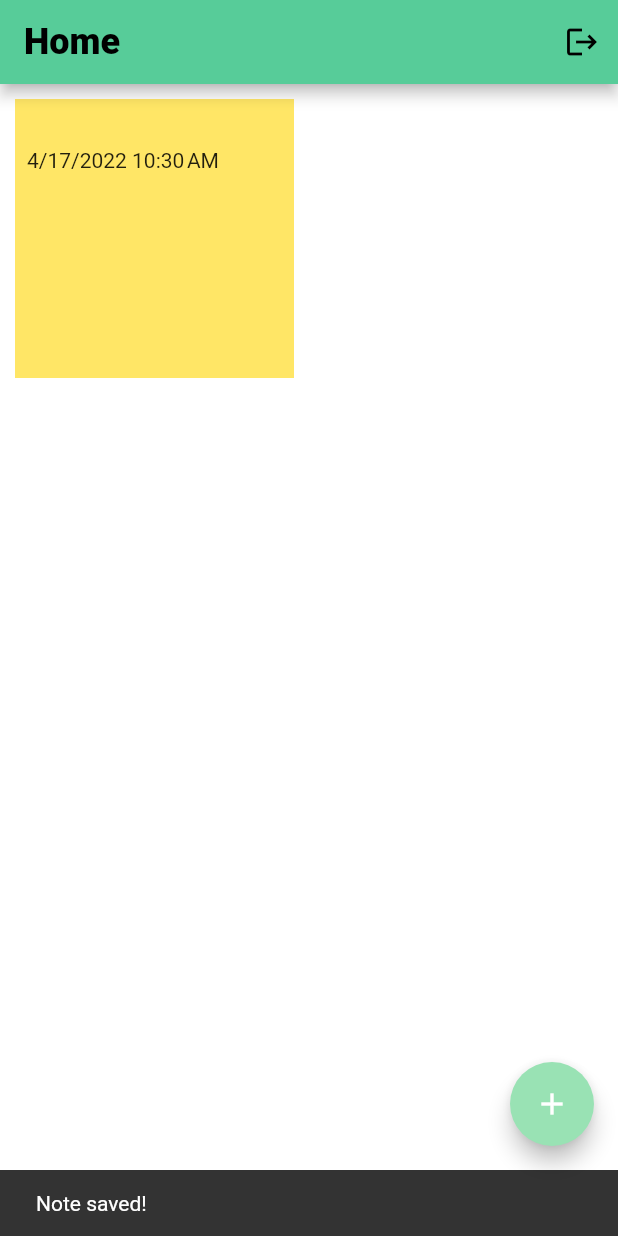
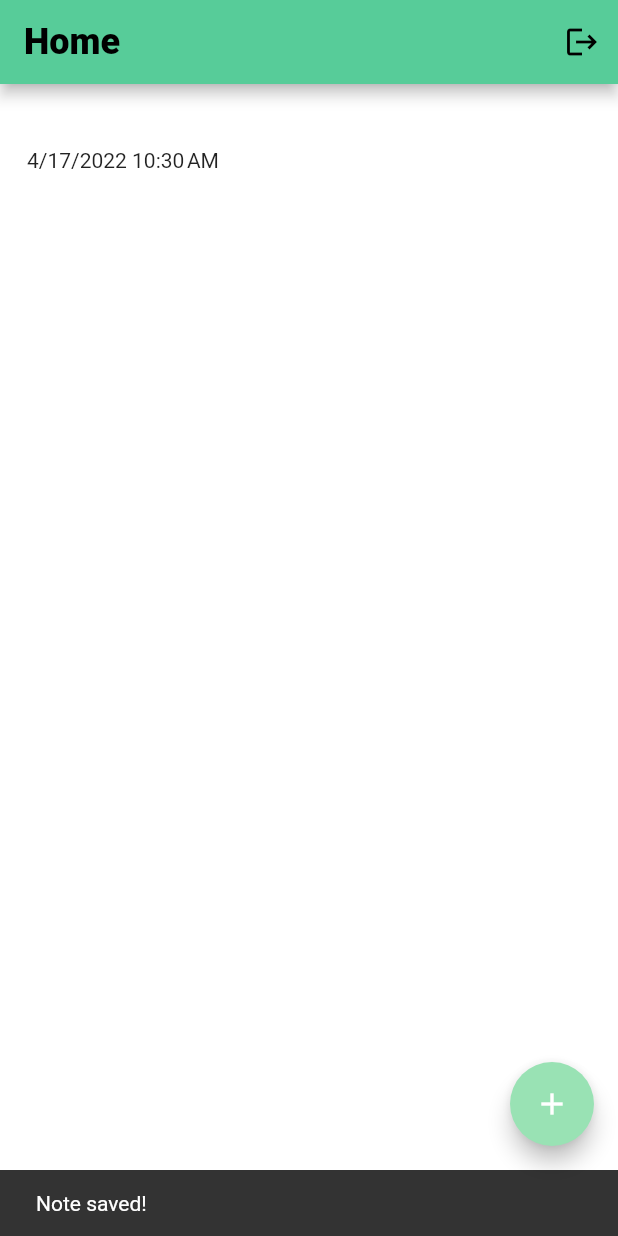
Before and after one commit to jzandag/flutter_notes_app, a Flutter app: the NoteForm screen opened directly, after a tap on "Save Note", on a phone screen of 412 x 824 dp. Run offline on Flutter 3.47's test engine with Material 2 defaults, Android fonts, the phone set to English and light mode, and no system bars; our stand-ins replace cloud_firestore, firebase_auth, firebase_core, flutter_hooks, flutter_spinkit, hooks_riverpod; accounts and stored records are empty.

Commit message:
Add notechange notifier and choosing of note color

```diff
--- a/lib/common/common.dart
+++ b/lib/common/common.dart
@@ -14,7 +14,8 @@ class Constants {
   static const secondaryMainColor = Color(0xff57cc99);
 
   static const List<Color> notesColorList = [
-    Color(0xffffe666), // yellow
+    Color(0xffffffff), // white
+    Color(0xfffdfd96), // yellow
     Color(0xfff5c27d), // orange
     Color(0xfff6cebf), // pink
     Color(0xffe3b7d2), // violet
--- a/lib/providers/general_providers.dart
+++ b/lib/providers/general_providers.dart
@@ -2,6 +2,7 @@ import 'package:cloud_firestore/cloud_firestore.dart';
 import 'package:firebase_auth/firebase_auth.dart';
 import 'package:flutter_notes_app/controller/auth_controller.dart';
 import 'package:flutter_notes_app/model/UserModel.dart';
+import 'package:flutter_notes_app/providers/note_change_notifier.dart';
 import 'package:flutter_notes_app/repository/auth_repository.dart';
 import 'package:flutter_notes_app/repository/note_repository.dart';
 import 'package:hooks_riverpod/hooks_riverpod.dart';
@@ -24,3 +25,7 @@ final authControllerProvider =
     StateNotifierProvider<AuthController, UserModel?>(
   (ref) => AuthController(ref.read),
 );
+
+final noteChangeNotifier = ChangeNotifierProvider((ref) {
+  return NoteFormChangeNotifier();
+});
--- a/lib/screens/home/home_screen.dart
+++ b/lib/screens/home/home_screen.dart
@@ -1,6 +1,5 @@
 import 'package:flutter/material.dart';
 import 'package:flutter_notes_app/controller/note_controller.dart';
-import 'package:flutter_notes_app/model/UserData.dart';
 import 'package:flutter_notes_app/model/note.dart';
 import 'package:flutter_notes_app/providers/general_providers.dart';
 import 'package:flutter_notes_app/screens/home/note_form.dart';
@@ -14,11 +13,11 @@ class HomeScreen extends HookConsumerWidget {
   @override
   Widget build(BuildContext context, WidgetRef ref) {
     final authControllerState = ref.read(authControllerProvider.notifier);
-    UserData usrData = sampleUserData();
+    final noteProvider = ref.watch(noteChangeNotifier);
     final userNotes = ref.watch(noteControllerProvider);
 
     return Scaffold(
-      appBar: AppBar(title: Text("Home"), actions: [
+      appBar: AppBar(title: const Text("Home"), actions: [
         IconButton(
           onPressed: () async {
             await authControllerState.signOut();
@@ -63,16 +62,4 @@ class HomeScreen extends HookConsumerWidget {
       ),
     );
   }
-
-  UserData sampleUserData() {
-    UserData usr = new UserData(uid: 'hello');
-    usr.data = [
-      Note(note: 'sample'),
-      Note(note: 'sample2'),
-      Note(note: 'sample3'),
-      Note(note: 'sampl4'),
-      Note(note: 'sample5'),
-    ];
-    return usr;
-  }
 }
--- /dev/null
+++ b/lib/screens/home/note_color.dart
@@ -0,0 +1,41 @@
+import 'package:flutter/material.dart';
+import 'package:flutter_notes_app/common/common.dart';
+import 'package:flutter_notes_app/providers/general_providers.dart';
+import 'package:hooks_riverpod/hooks_riverpod.dart';
+
+class NoteColor extends HookConsumerWidget {
+  final int currentColor;
+  const NoteColor({Key? key, required this.currentColor}) : super(key: key);
+
+  @override
+  Widget build(BuildContext context, WidgetRef ref) {
+    final screenData = MediaQuery.of(context).size;
+    final noteProvider = ref.watch(noteChangeNotifier);
+    return Row(
+      children: _buildColorButtons(
+          screenData.height * 0.05, noteProvider.changeColor),
+    );
+  }
+
+  List<Widget> _buildColorButtons(double height, Function onChangeColor) {
+    return Constants.notesColorList
+        .asMap()
+        .entries
+        .map(
+          (entry) => Expanded(
+            child: InkWell(
+              onTap: () {
+                onChangeColor(entry.key);
+              },
+              child: Container(
+                color: entry.value,
+                height: height,
+                child:
+                    currentColor == entry.key ? const Icon(Icons.check) : null,
+              ),
+            ),
+          ),
+        )
+        .toList();
+  }
+}
--- a/lib/screens/home/note_form.dart
+++ b/lib/screens/home/note_form.dart
@@ -1,9 +1,7 @@
-import 'dart:math';
-
 import 'package:flutter/material.dart';
-import 'package:flutter_hooks/flutter_hooks.dart';
 import 'package:flutter_notes_app/common/common.dart';
 import 'package:flutter_notes_app/providers/general_providers.dart';
+import 'package:flutter_notes_app/screens/home/note_color.dart';
 import 'package:hooks_riverpod/hooks_riverpod.dart';
 import 'package:intl/intl.dart';
 
@@ -15,9 +13,7 @@ class NoteForm extends HookConsumerWidget {
 
   @override
   Widget build(BuildContext context, WidgetRef ref) {
-    ValueNotifier<int> colorId =
-        useState(Random().nextInt(Constants.notesColorList.length));
-
+    final noteProvider = ref.watch(noteChangeNotifier);
     TextEditingController _titleController = TextEditingController();
     TextEditingController _mainController = TextEditingController();
 
@@ -28,7 +24,7 @@ class NoteForm extends HookConsumerWidget {
           title: _titleController.text,
           note: _mainController.text,
           createDate: dateNow,
-          colorId: colorId.value,
+          colorId: noteProvider.colorId,
         ),
       );
       ScaffoldMessenger.of(context).showSnackBar(const SnackBar(
@@ -39,9 +35,9 @@ class NoteForm extends HookConsumerWidget {
     }
 
     return Scaffold(
-      backgroundColor: Constants.notesColorList[colorId.value],
+      backgroundColor: Constants.notesColorList[noteProvider.colorId],
       appBar: AppBar(
-        backgroundColor: Constants.notesColorList[colorId.value],
+        backgroundColor: Constants.notesColorList[noteProvider.colorId],
         title: const Text("New Note"),
         centerTitle: true,
         elevation: 1,
@@ -52,9 +48,11 @@ class NoteForm extends HookConsumerWidget {
         child: Column(
           crossAxisAlignment: CrossAxisAlignment.start,
           children: [
-            TextField(
-              controller: _titleController,
-              decoration: const InputDecoration(
+            NoteColor(
+              currentColor: noteProvider.colorId,
+            ),
+            const TextField(
+              decoration: InputDecoration(
                   border: InputBorder.none, hintText: 'Title...'),
               style: Constants.titleStyle,
             ),
--- a/lib/screens/home/note_grid.dart
+++ b/lib/screens/home/note_grid.dart
@@ -1,21 +1,24 @@
 import 'package:flutter/material.dart';
-import 'package:flutter_hooks/flutter_hooks.dart';
 import 'package:flutter_notes_app/common/common.dart';
+import 'package:flutter_notes_app/providers/general_providers.dart';
 import 'package:flutter_notes_app/screens/home/view_note.dart';
+import 'package:hooks_riverpod/hooks_riverpod.dart';
 
 import '../../model/note.dart';
 
-class NoteGrid extends HookWidget {
+class NoteGrid extends HookConsumerWidget {
   final Note note;
   const NoteGrid({Key? key, required this.note}) : super(key: key);
 
   @override
-  Widget build(BuildContext context) {
+  Widget build(BuildContext context, WidgetRef ref) {
+    final noteProvider = ref.watch(noteChangeNotifier);
     return InkWell(
       onTap: () {
         print('Note grid tap');
-        Navigator.push(context,
-            MaterialPageRoute(builder: (context) => ViewNote(note: note)));
+        noteProvider.setNote(note);
+        Navigator.push(
+            context, MaterialPageRoute(builder: (context) => const ViewNote()));
       },
       child: Container(
           padding: const EdgeInsets.all(8),
```
Also changed, not shown: lib/providers/note_change_notifier.dart (added, +17 -0 lines), lib/screens/home/view_note.dart (+10 -6 lines).
